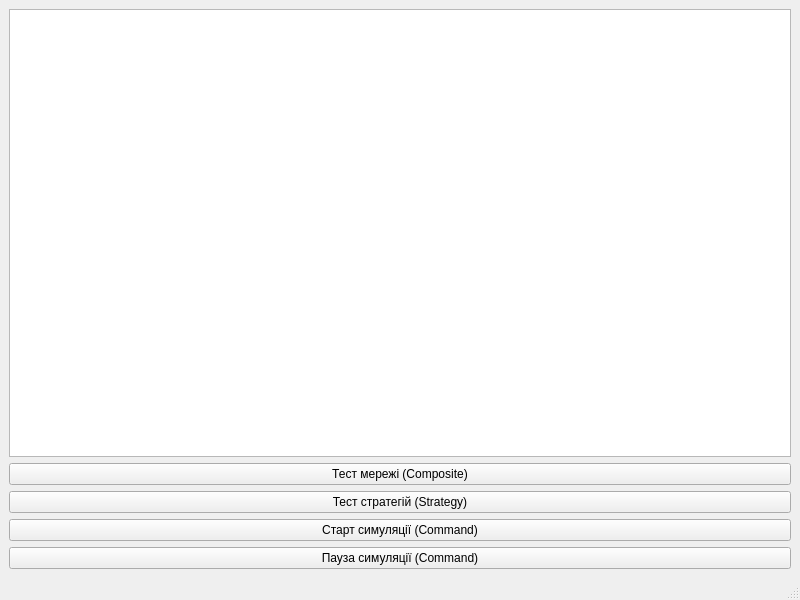
Before: the Qt Designer form gui/mainwindow.ui in IvanAntonchuk/oop-lab2-network-simulator, drawn with Qt 5.
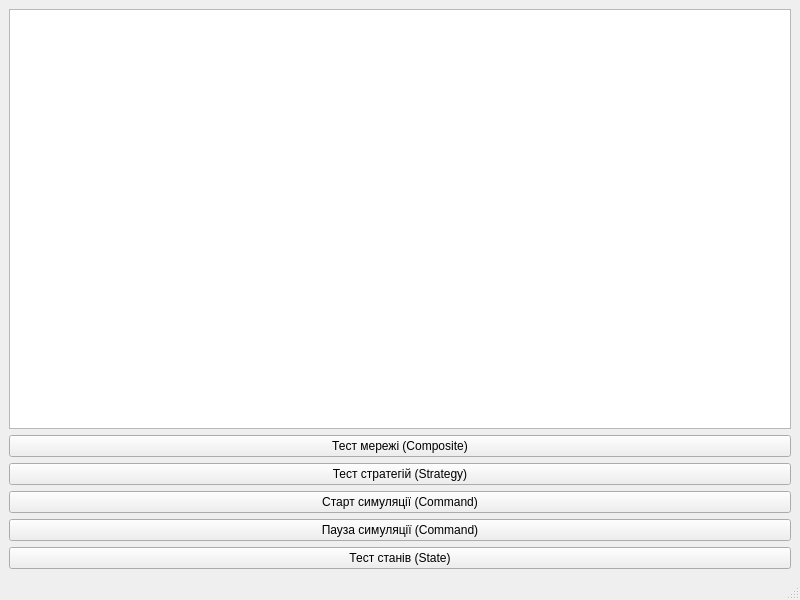
After: the same form once the commit is applied.

Commit message: Implement State pattern for ServerNode lifecycle and update UI

```diff
--- a/gui/mainwindow.ui
+++ b/gui/mainwindow.ui
@@ -50,6 +50,13 @@
       </property>
      </widget>
     </item>
+    <item>
+     <widget class="QPushButton" name="btnTestState">
+      <property name="text">
+       <string>Тест станів (State)</string>
+      </property>
+     </widget>
+    </item>
    </layout>
   </widget>
   <widget class="QMenuBar" name="menubar">
```
The commit also changes 9 other files.
